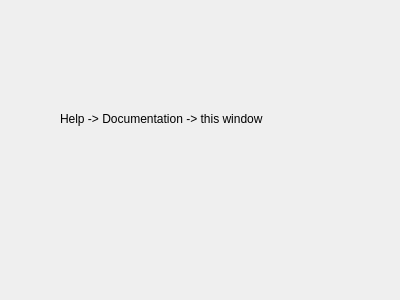
CS383Team2/Goofy_Lights_Editor, file GoofyLightsEditor/docdialog.ui: the form before one commit.
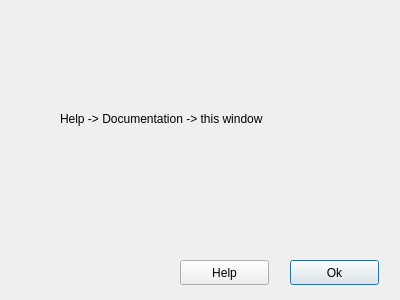
The form after the commit.

What changed in the file:
```diff
--- a/GoofyLightsEditor/docdialog.ui
+++ b/GoofyLightsEditor/docdialog.ui
@@ -26,6 +26,32 @@
     <string>Help -&gt; Documentation -&gt; this window</string>
    </property>
   </widget>
+  <widget class="QPushButton" name="pushButton">
+   <property name="geometry">
+    <rect>
+     <x>290</x>
+     <y>260</y>
+     <width>89</width>
+     <height>25</height>
+    </rect>
+   </property>
+   <property name="text">
+    <string>Ok</string>
+   </property>
+  </widget>
+  <widget class="QPushButton" name="pushButton_2">
+   <property name="geometry">
+    <rect>
+     <x>180</x>
+     <y>260</y>
+     <width>89</width>
+     <height>25</height>
+    </rect>
+   </property>
+   <property name="text">
+    <string>Help</string>
+   </property>
+  </widget>
  </widget>
  <resources/>
  <connections/>
```
